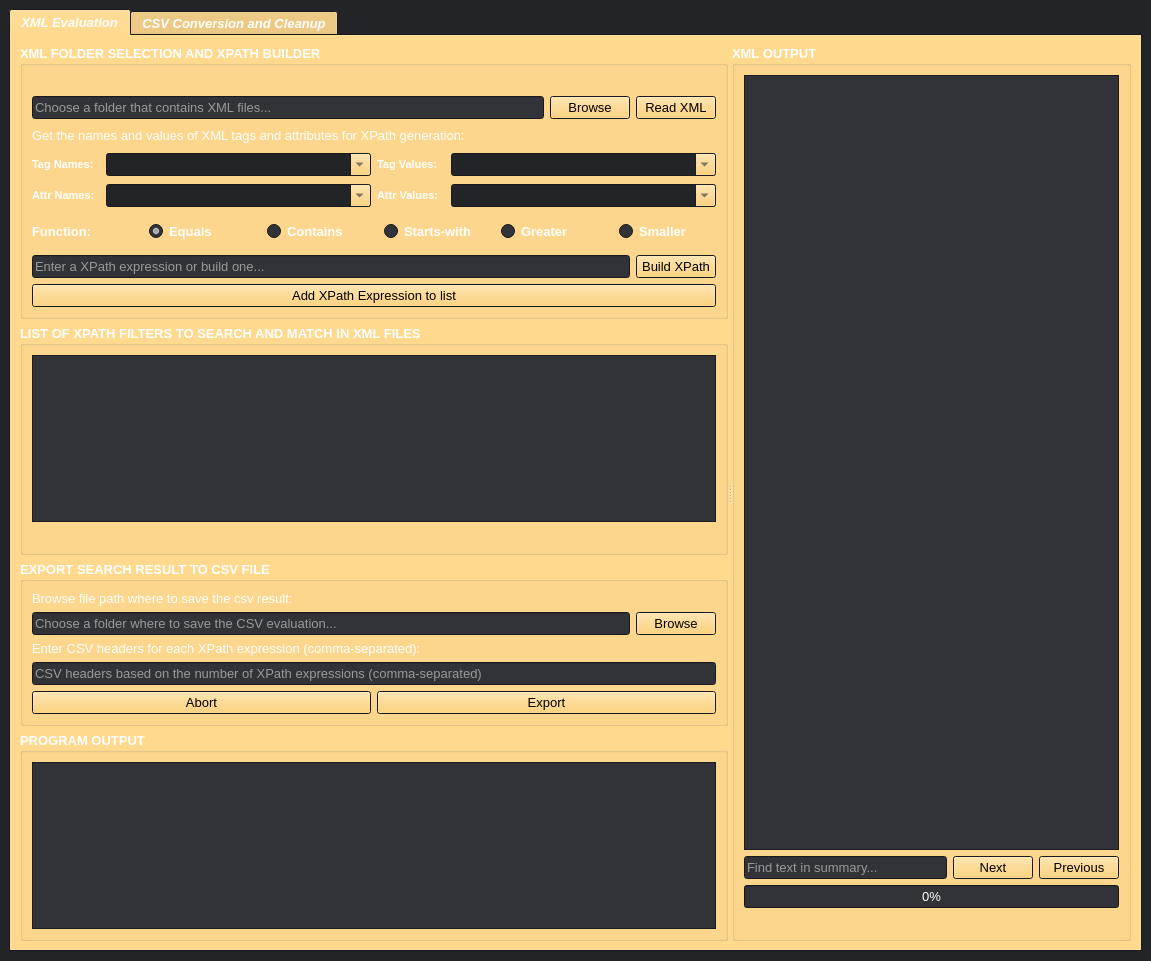
Old version of the form src/xmluvation/resources/ui/XMLuvation.ui in the repository zaricj/XMLuvation.
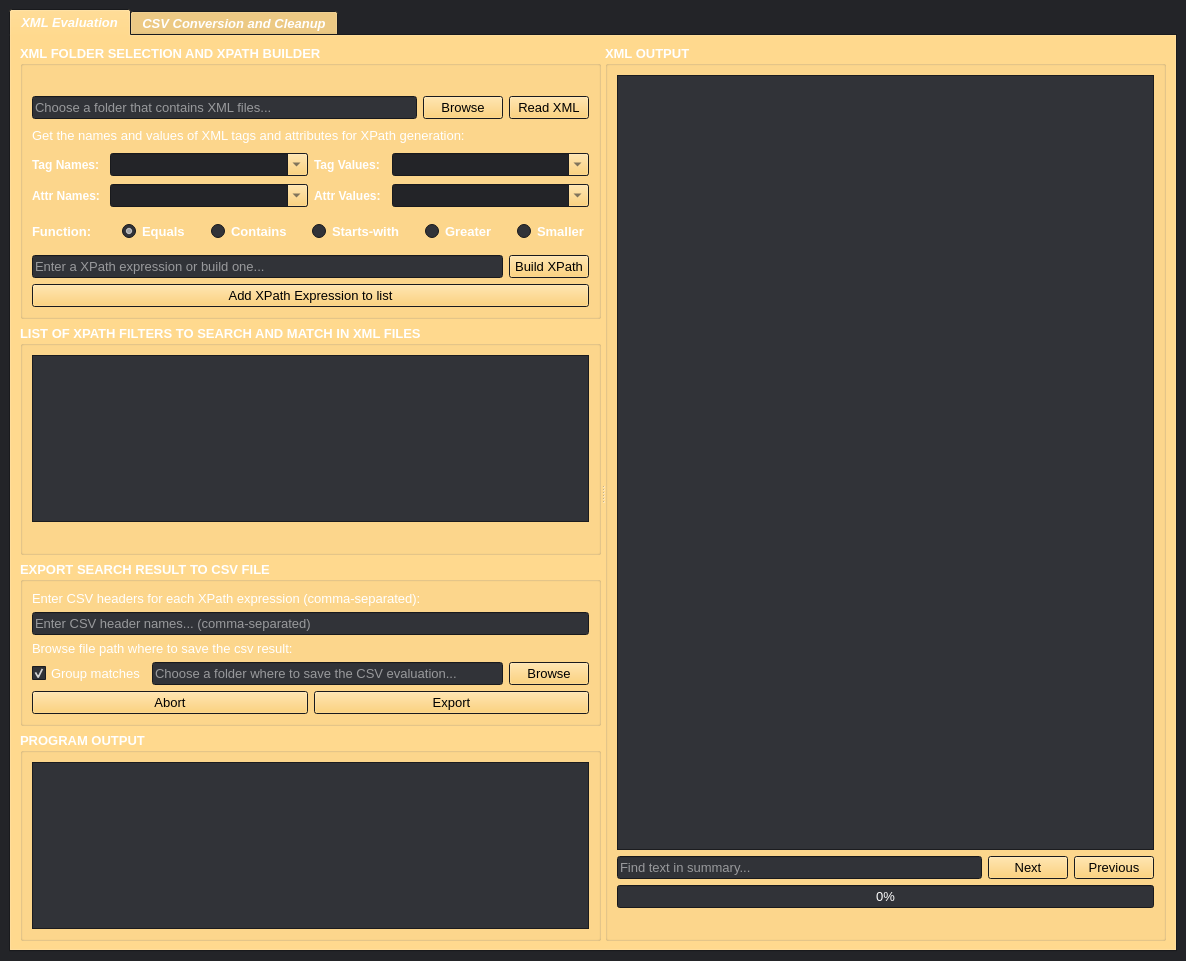
New version of the form. Icons and pictures are not drawn.

```diff
--- a/src/xmluvation/resources/ui/XMLuvation.ui
+++ b/src/xmluvation/resources/ui/XMLuvation.ui
@@ -9,7 +9,7 @@
    <rect>
     <x>0</x>
     <y>0</y>
-    <width>1151</width>
+    <width>1186</width>
     <height>961</height>
    </rect>
   </property>
@@ -436,7 +436,8 @@
                   </sizepolicy>
                  </property>
                  <property name="styleSheet">
-                  <string notr="true"/>
+                  <string notr="true">color: rgb(78, 132, 240);
+font: bold;</string>
                  </property>
                  <property name="text">
                   <string/>
@@ -552,14 +553,14 @@
                    </property>
                    <property name="maximumSize">
                     <size>
-                     <width>68</width>
+                     <width>72</width>
                      <height>16777215</height>
                     </size>
                    </property>
                    <property name="font">
                     <font>
                      <family>Microsoft YaHei UI</family>
-                     <pointsize>8</pointsize>
+                     <pointsize>9</pointsize>
                      <italic>false</italic>
                      <bold>true</bold>
                      <underline>false</underline>
@@ -616,14 +617,14 @@
                    </property>
                    <property name="maximumSize">
                     <size>
-                     <width>68</width>
+                     <width>72</width>
                      <height>16777215</height>
                     </size>
                    </property>
                    <property name="font">
                     <font>
                      <family>Microsoft YaHei UI</family>
-                     <pointsize>8</pointsize>
+                     <pointsize>9</pointsize>
                      <italic>false</italic>
                      <bold>true</bold>
                      <underline>false</underline>
@@ -693,14 +694,14 @@
                    </property>
                    <property name="maximumSize">
                     <size>
-                     <width>68</width>
+                     <width>72</width>
                      <height>16777215</height>
                     </size>
                    </property>
                    <property name="font">
                     <font>
                      <family>Microsoft YaHei UI</family>
-                     <pointsize>8</pointsize>
+                     <pointsize>9</pointsize>
                      <italic>false</italic>
                      <bold>true</bold>
                      <underline>false</underline>
@@ -757,14 +758,14 @@
                    </property>
                    <property name="maximumSize">
                     <size>
-                     <width>68</width>
+                     <width>72</width>
                      <height>16777215</height>
                     </size>
                    </property>
                    <property name="font">
                     <font>
                      <family>Microsoft YaHei UI</family>
-                     <pointsize>8</pointsize>
+                     <pointsize>9</pointsize>
                      <italic>false</italic>
                      <bold>true</bold>
                      <underline>false</underline>
@@ -1068,7 +1069,8 @@
                   </font>
                  </property>
                  <property name="styleSheet">
-                  <string notr="true"/>
+                  <string notr="true">color: rgb(78, 132, 240);
+font: bold;</string>
                  </property>
                  <property name="text">
                   <string/>
@@ -1100,6 +1102,59 @@
                <string>EXPORT SEARCH RESULT TO CSV FILE</string>
               </property>
               <layout class="QVBoxLayout" name="verticalLayout_11">
+               <item>
+                <widget class="QLabel" name="label_csv_headers_info">
+                 <property name="sizePolicy">
+                  <sizepolicy hsizetype="Minimum" vsizetype="Preferred">
+                   <horstretch>0</horstretch>
+                   <verstretch>0</verstretch>
+                  </sizepolicy>
+                 </property>
+                 <property name="font">
+                  <font>
+                   <family>Microsoft YaHei UI</family>
+                   <pointsize>10</pointsize>
+                   <italic>false</italic>
+                   <bold>false</bold>
+                   <underline>false</underline>
+                   <strikeout>false</strikeout>
+                  </font>
+                 </property>
+                 <property name="text">
+                  <string>Enter CSV headers for each XPath expression (comma-separated):</string>
+                 </property>
+                </widget>
+               </item>
+               <item>
+                <layout class="QHBoxLayout" name="hor_layout_csv_headers">
+                 <item>
+                  <widget class="QLineEdit" name="line_edit_csv_headers_input">
+                   <property name="sizePolicy">
+                    <sizepolicy hsizetype="Minimum" vsizetype="Fixed">
+                     <horstretch>0</horstretch>
+                     <verstretch>0</verstretch>
+                    </sizepolicy>
+                   </property>
+                   <property name="font">
+                    <font>
+                     <family>Microsoft YaHei UI</family>
+                     <pointsize>10</pointsize>
+                     <italic>false</italic>
+                     <bold>false</bold>
+                     <underline>false</underline>
+                     <strikeout>false</strikeout>
+                    </font>
+                   </property>
+                   <property name="placeholderText">
+                    <string>Enter CSV header names... (comma-separated)</string>
+                   </property>
+                   <property name="clearButtonEnabled">
+                    <bool>true</bool>
+                   </property>
+                  </widget>
+                 </item>
+                </layout>
+               </item>
                <item>
                 <widget class="QLabel" name="label_csv_export_input">
                  <property name="sizePolicy">
@@ -1125,6 +1180,29 @@
                </item>
                <item>
                 <layout class="QHBoxLayout" name="hor_layout_csv_input_and_export">
+                 <item>
+                  <widget class="QCheckBox" name="checkbox_group_matches">
+                   <property name="font">
+                    <font>
+                     <family>Microsoft YaHei UI</family>
+                     <pointsize>10</pointsize>
+                     <italic>false</italic>
+                     <bold>false</bold>
+                     <underline>false</underline>
+                     <strikeout>false</strikeout>
+                    </font>
+                   </property>
+                   <property name="toolTip">
+                    <string>This option groups matches together and writes them to the CSV file using a semicolon as the delimiter. If this option is disabled, each match is written to a new row in the CSV file.</string>
+                   </property>
+                   <property name="text">
+                    <string>Group matches</string>
+                   </property>
+                   <property name="checked">
+                    <bool>true</bool>
+                   </property>
+                  </widget>
+                 </item>
                  <item>
                   <widget class="QLineEdit" name="line_edit_csv_output_path">
                    <property name="font">
@@ -1164,59 +1242,6 @@
                  </item>
                 </layout>
                </item>
-               <item>
-                <widget class="QLabel" name="label_csv_headers_info">
-                 <property name="sizePolicy">
-                  <sizepolicy hsizetype="Minimum" vsizetype="Preferred">
-                   <horstretch>0</horstretch>
-                   <verstretch>0</verstretch>
-                  </sizepolicy>
-                 </property>
-                 <property name="font">
-                  <font>
-                   <family>Microsoft YaHei UI</family>
-                   <pointsize>10</pointsize>
-                   <italic>false</italic>
-                   <bold>false</bold>
-                   <underline>false</underline>
-                   <strikeout>false</strikeout>
-                  </font>
-                 </property>
-                 <property name="text">
-                  <string>Enter CSV headers for each XPath expression (comma-separated):</string>
-                 </property>
-                </widget>
-               </item>
-               <item>
-                <layout class="QHBoxLayout" name="hor_layout_csv_headers">
-                 <item>
-                  <widget class="QLineEdit" name="line_edit_csv_headers_input">
-                   <property name="sizePolicy">
-                    <sizepolicy hsizetype="Minimum" vsizetype="Fixed">
-                     <horstretch>0</horstretch>
-                     <verstretch>0</verstretch>
-                    </sizepolicy>
-                   </property>
-                   <property name="font">
-                    <font>
-                     <family>Microsoft YaHei UI</family>
-                     <pointsize>10</pointsize>
-                     <italic>false</italic>
-                     <bold>false</bold>
-                     <underline>false</underline>
-                     <strikeout>false</strikeout>
-                    </font>
-                   </property>
-                   <property name="placeholderText">
-                    <string>CSV headers based on the number of XPath expressions (comma-separated)</string>
-                   </property>
-                   <property name="clearButtonEnabled">
-                    <bool>true</bool>
-                   </property>
-                  </widget>
-                 </item>
-                </layout>
-               </item>
                <item>
                 <layout class="QHBoxLayout" name="hor_layout_button_export_and_abort">
                  <item>
@@ -1324,6 +1349,12 @@
                 <verstretch>0</verstretch>
                </sizepolicy>
               </property>
+              <property name="minimumSize">
+               <size>
+                <width>550</width>
+                <height>0</height>
+               </size>
+              </property>
               <property name="font">
                <font>
                 <family>Microsoft YaHei UI</family>
@@ -1346,6 +1377,12 @@
                    <verstretch>0</verstretch>
                   </sizepolicy>
                  </property>
+                 <property name="minimumSize">
+                  <size>
+                   <width>0</width>
+                   <height>0</height>
+                  </size>
+                 </property>
                  <property name="palette">
                   <palette>
                    <active>
@@ -1753,7 +1790,8 @@
                   </font>
                  </property>
                  <property name="styleSheet">
-                  <string notr="true"/>
+                  <string notr="true">color: rgb(78, 132, 240);
+font: bold;</string>
                  </property>
                  <property name="text">
                   <string/>
```
Left out of the diff: 44 changed lines with no effect on the pictures.
